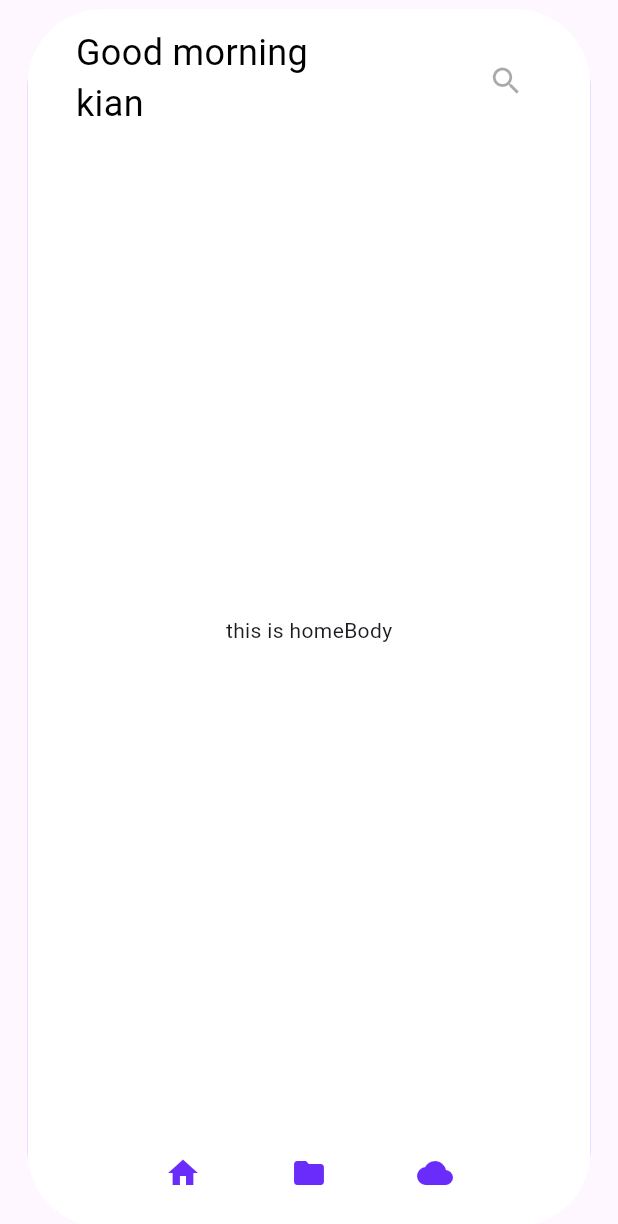
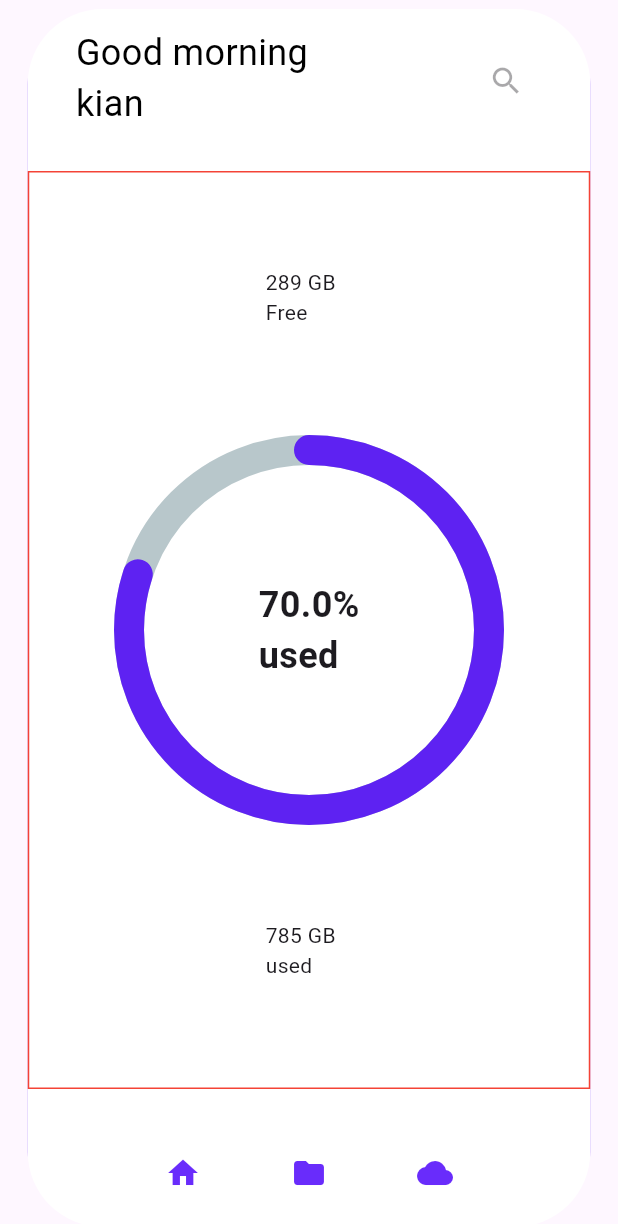
Before and after one commit to z-nt/fileManager, a Flutter app: the screen it shows after launch, on a phone screen of 412 x 824 dp. Shown: the top 1224 px of the screen. Run offline on Flutter 3.47's test engine with Material 3 defaults, Android fonts, the phone set to English and light mode, and no system bars; drawn by our look-alikes of percent_indicator; our stand-ins replace go_router.

Commit message:
add percent indicator

```diff
--- a/lib/pages/home/home.dart
+++ b/lib/pages/home/home.dart
@@ -33,7 +33,7 @@ class Home extends StatelessWidget {
                   child:const StructurePage(
                       navbar:HeaderPage(text: 'Good morning kian',),
                       footer: FooterPage(addressHome:'home' , addressFiles: 'files', addressCloud: 'cloud'),
-                      body: body,
+                      body: BodyPage(),
                       ),
           ),
         ),
--- a/lib/pages/widget/Widgets.dart
+++ b/lib/pages/widget/Widgets.dart
@@ -2,13 +2,10 @@
 import 'package:flutter/material.dart';
 import 'package:filemanger/pages/style/style.dart';
 import 'package:go_router/go_router.dart';
-
-
+import 'package:percent_indicator/percent_indicator.dart';
 
 class CustomContainer extends StatelessWidget {
-
   const CustomContainer({super.key});
-
   @override
   Widget build(BuildContext context) {
       return Container(
@@ -44,14 +41,11 @@ class CustomContainer extends StatelessWidget {
       );
   }
 }
-
 ///bottom for the home entery
-
 class HomeButton extends StatelessWidget {
   final String name;
   final String address;
   const HomeButton ({super.key  , required this.name  , required this.address });
-
   @override
   Widget build(BuildContext context) {
       return Container(
@@ -62,7 +56,6 @@ class HomeButton extends StatelessWidget {
               children: [
                 Padding(
                 padding: const EdgeInsets.all(8.0),
-
                 child: OutlinedButton(
                 style: buttonstyleHome,
                 onPressed:(){
@@ -73,22 +66,19 @@ class HomeButton extends StatelessWidget {
             ),
           ],
         )
-            ),
-      );
+      ),
+    );
   }
 }
 //// structure of pages
-
 class StructurePage extends StatefulWidget {
   final Widget navbar;
   final Widget footer;
   final Widget body;
   const StructurePage ({super.key , required this.navbar , required this.footer , required this.body  });
-
   @override
   State<StructurePage> createState() => _StructurePageState();
 }
-
 class _StructurePageState extends State<StructurePage> {
   @override
   Widget build(  BuildContext context) {
@@ -122,13 +112,9 @@ class _StructurePageState extends State<StructurePage> {
       );
   }
 }
-
-
 ///Header of pages
-
 class HeaderPage extends  StatelessWidget {
   final String text;
-
   const HeaderPage ({super.key , required this.text });
   @override
   Widget build(BuildContext context) {
@@ -136,7 +122,6 @@ class HeaderPage extends  StatelessWidget {
       width: 311,
       height: 72,
       margin:const EdgeInsets.all(12),
-
     child:Row(
       mainAxisAlignment: MainAxisAlignment.spaceBetween,
       children:<Widget>[
@@ -146,7 +131,6 @@ class HeaderPage extends  StatelessWidget {
               height: 72,
               child: Text(text , style: headerpageStyle , textAlign: TextAlign.left,),
             ),
-
 
           const SizedBox(
             child:IconButton(
@@ -159,59 +143,114 @@ class HeaderPage extends  StatelessWidget {
     );
   }
 }
+///percent indicator
+class PercentIndicator extends StatelessWidget {
+  const PercentIndicator ({super.key});
+  @override
+  Widget build(BuildContext context) {
+      return  Container(
+          child: CircularPercentIndicator(
+            radius: 130.0,
+            lineWidth: 20.0,
+            percent: 0.8,
+            animation: true,
+            center:const  Text(
+              "70.0%\nused",
+              style: TextStyle(
+                fontSize: 24,
+                fontWeight: FontWeight.bold
+              ),
+            ),
+            circularStrokeCap: CircularStrokeCap.round,
+            progressColor:Color.fromARGB(213, 76, 2, 250),
+          ),
+      );
+  }
+}
+///body of pages
+class BodyPage extends StatelessWidget {
+const BodyPage ({super.key});
+@override
+  Widget build(BuildContext context) {
+    return Container(
+      width: 375,
+      height: 612,
+      decoration: BoxDecoration(
+        border: Border.all(
+          width: 1,
+          color: Colors.red,
+        )
+      ),
+      child:const Column(
+        mainAxisAlignment: MainAxisAlignment.spaceEvenly,
+        children:<Widget>[
+
+              SizedBox(
+                width: 58,
+                height:48 ,
+                child: Text(
+                "289 GB\nFree",
+                ),
+              ),
+
+              PercentIndicator(),
+
+              SizedBox(
+                width: 58,
+                height:48 ,
+                child: Text(
+                  "785 GB\nused",
+                  ),
+              ),
+        ],
+      ),
+    );
+  }
+}
 
 
 /// footer of pages
-
 class FooterPage extends StatelessWidget {
   final String addressHome;
   final String addressFiles;
   final String addressCloud;
   const FooterPage({super.key , required this.addressHome , required this.addressFiles , required this.addressCloud  });
-
   @override
   Widget build(BuildContext context) {
     return Container(
       width: 216,
       height: 32,
       margin:const EdgeInsets.all(24),
-
       child: Row(
         mainAxisAlignment: MainAxisAlignment.spaceBetween,
         children:<Widget>[
-
           SizedBox(
             child: IconButton(
                onPressed: (){
                 context.goNamed(addressHome);
                },
-
               icon:const Icon(Icons.home),
-              color:  Color.fromARGB(213, 76, 2, 250),
+              color:Color.fromARGB(213, 76, 2, 250),
             )
           ),
-
            SizedBox(
             child: IconButton(
                onPressed: (){
                 context.goNamed(addressFiles);
                },
               icon:const Icon(Icons.folder),
-               color:  Color.fromARGB(213, 76, 2, 250),
+               color:Color.fromARGB(213, 76, 2, 250),
             )
           ),
-
-
            SizedBox(
             child: IconButton(
              onPressed: (){
                 context.goNamed(addressCloud);
                },
              icon:const Icon(Icons.cloud),
-              color:  Color.fromARGB(213, 76, 2, 250),
+              color:Color.fromARGB(213, 76, 2, 250),
               ),
           ),
-
         ],
       ),
     );
--- a/pubspec.yaml
+++ b/pubspec.yaml
@@ -36,6 +36,7 @@ dependencies:
   # Use with the CupertinoIcons class for iOS style icons.
   cupertino_icons: ^1.0.8
   go_router: ^14.6.1
+  percent_indicator: ^4.2.4
 
 dev_dependencies:
   flutter_test:
```
Also changed, not shown: lib/pages/style/style.dart (line endings or trailing spaces), pubspec.lock.
